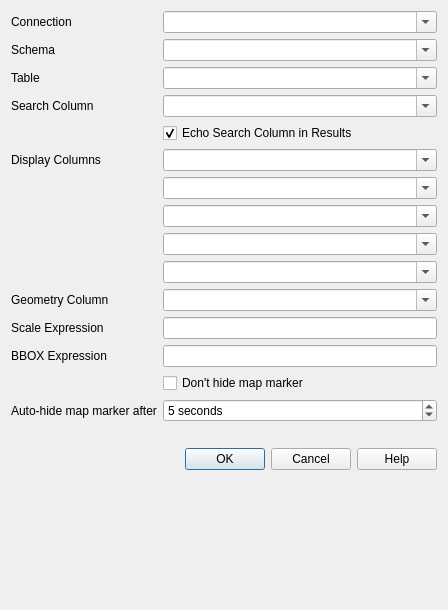
First picture: the form in Discovery/config_dialog.ui, repository lutraconsulting/qgis-discovery-plugin, before the edit.
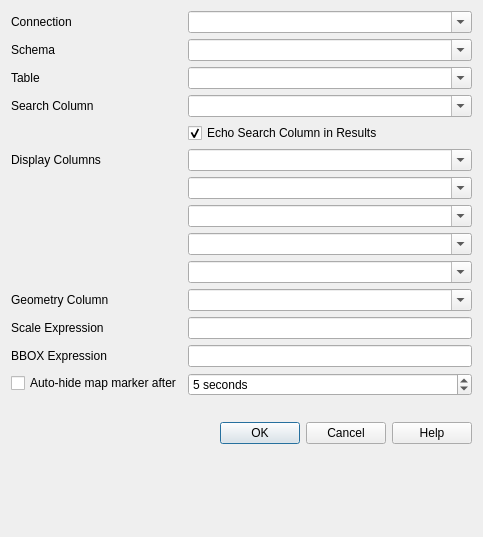
Second picture: the form after the edit.

Commit message: put checkbox and spinbox on one line

```diff
--- a/Discovery/config_dialog.ui
+++ b/Discovery/config_dialog.ui
@@ -6,8 +6,8 @@
    <rect>
     <x>0</x>
     <y>0</y>
-    <width>448</width>
-    <height>610</height>
+    <width>483</width>
+    <height>537</height>
    </rect>
   </property>
   <property name="windowTitle">
@@ -249,21 +249,14 @@
    <item row="12" column="1">
     <widget class="QLineEdit" name="editBboxExpr"/>
    </item>
-   <item row="13" column="1">
+   <item row="14" column="0">
     <widget class="QCheckBox" name="timeCB">
      <property name="text">
-      <string>Don't hide map marker</string>
-     </property>
-    </widget>
-   </item>
-   <item row="15" column="0">
-    <widget class="QLabel" name="label_9">
-     <property name="text">
       <string>Auto-hide map marker after</string>
      </property>
     </widget>
    </item>
-   <item row="15" column="1">
+   <item row="14" column="1">
     <widget class="QSpinBox" name="displayTime">
      <property name="suffix">
       <string> seconds</string>
```
Left out of the diff: 20 changed lines with no effect on the pictures. The commit also changes 2 other files.
